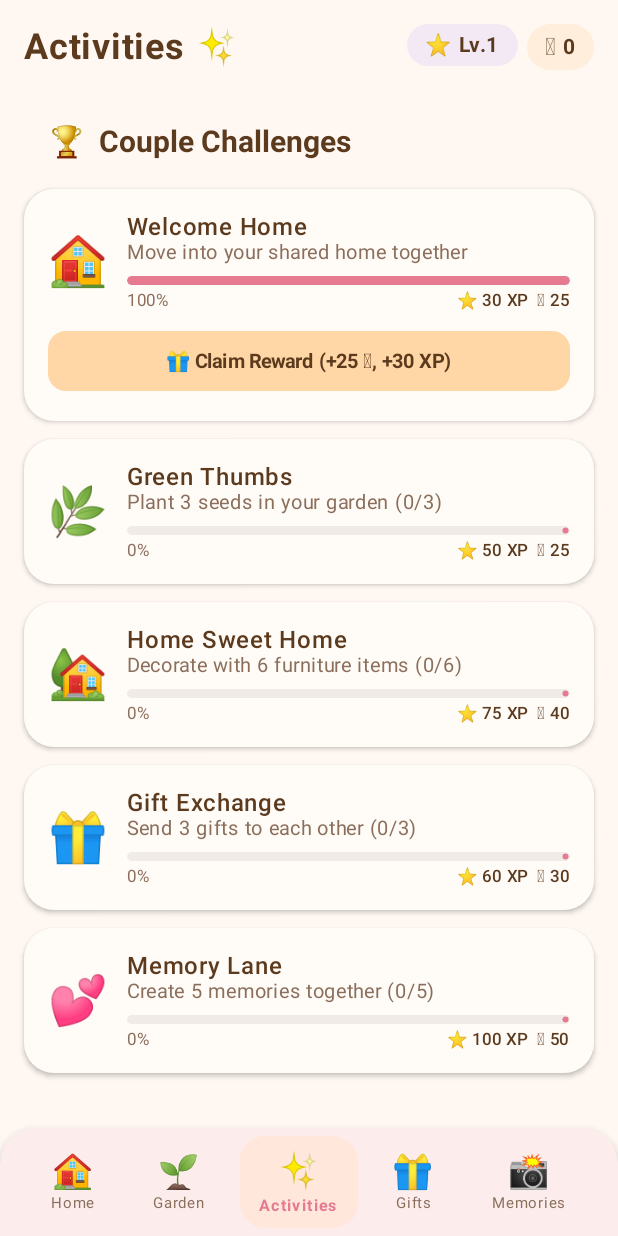
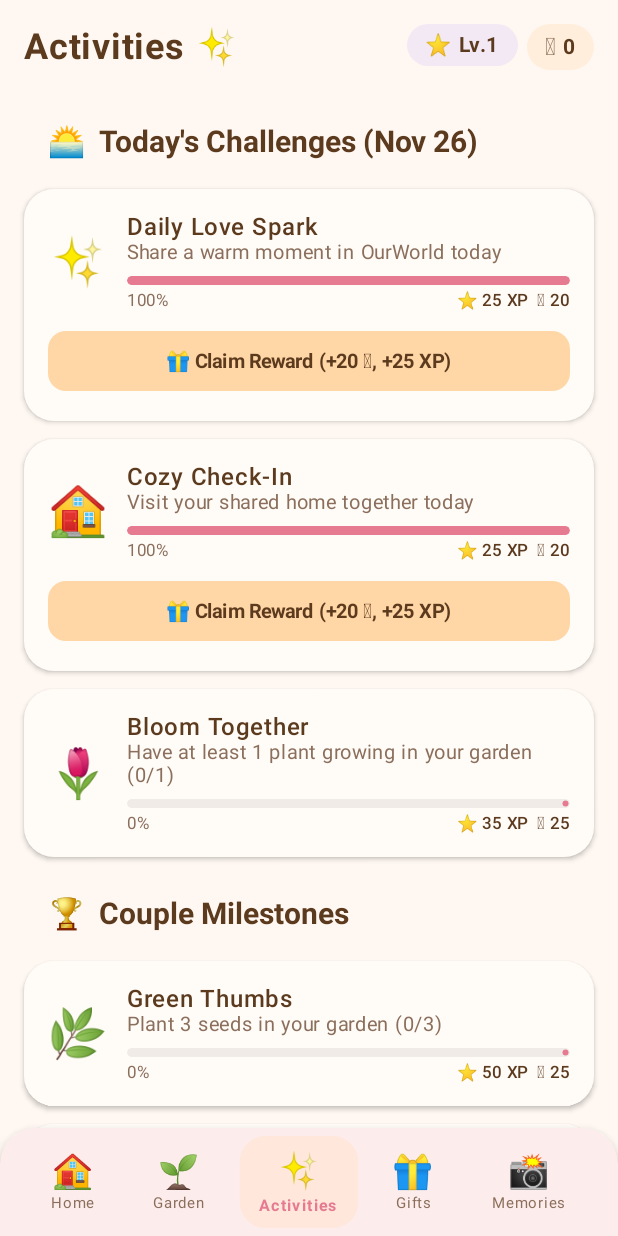
Before and after one commit to krmayur/ProjectAnti, an Android app built with Jetpack Compose: the ActivitiesScreen screen opened through its navigation route, on a phone screen of 412 x 824 dp. Run offline under Robolectric (Android 15) with nearby library versions, the phone set to English and light mode, and no system bars; our stand-ins replace Dagger/Hilt's generated code, Firebase (no records; nobody signed in at launch, a user with empty details on screens opened directly).

Commit message:
Add daily rotating couple challenges that refresh every day

```diff
--- a/app/src/main/java/com/ourworld/app/ui/navigation/NavGraph.kt
+++ b/app/src/main/java/com/ourworld/app/ui/navigation/NavGraph.kt
@@ -159,9 +159,9 @@ fun OurWorldNavGraph(
             val coupleId = authState.currentUser?.coupleId ?: ""
             val userId = authState.currentUser?.uid ?: ""
 
-            LaunchedEffect(coupleId) {
+            LaunchedEffect(coupleId, userId) {
                 if (coupleId.isNotEmpty()) {
-                    activitiesViewModel.loadChallenges(coupleId)
+                    activitiesViewModel.loadChallenges(coupleId, userId)
                 }
             }
 
--- a/app/src/main/java/com/ourworld/app/ui/screens/activities/ActivitiesScreen.kt
+++ b/app/src/main/java/com/ourworld/app/ui/screens/activities/ActivitiesScreen.kt
@@ -87,10 +87,26 @@ fun ActivitiesScreen(
         }
 
         item {
-            SectionHeader(title = "Couple Challenges", emoji = "🏆")
+            SectionHeader(
+                title = "Today's Challenges (${uiState.todayLabel})",
+                emoji = "🌅"
+            )
         }
 
-        items(uiState.challenges) { challenge ->
+        items(uiState.dailyChallenges) { challenge ->
+            ChallengeCard(
+                challenge = challenge,
+                isLoading = uiState.isLoading,
+                onClaim = { onClaimReward(challenge) }
+            )
+        }
+
+        item {
+            Spacer(modifier = Modifier.height(6.dp))
+            SectionHeader(title = "Couple Milestones", emoji = "🏆")
+        }
+
+        items(uiState.milestoneChallenges) { challenge ->
             ChallengeCard(
                 challenge = challenge,
                 isLoading = uiState.isLoading,
--- a/app/src/main/java/com/ourworld/app/ui/viewmodel/ActivitiesViewModel.kt
+++ b/app/src/main/java/com/ourworld/app/ui/viewmodel/ActivitiesViewModel.kt
@@ -11,10 +11,15 @@ import kotlinx.coroutines.flow.StateFlow
 import kotlinx.coroutines.flow.asStateFlow
 import kotlinx.coroutines.launch
 import kotlinx.coroutines.tasks.await
+import java.text.SimpleDateFormat
+import java.util.Date
+import java.util.Locale
 import javax.inject.Inject
 
 data class ActivitiesUiState(
-    val challenges: List<CoupleChallenge> = emptyList(),
+    val todayLabel: String = "",
+    val dailyChallenges: List<CoupleChallenge> = emptyList(),
+    val milestoneChallenges: List<CoupleChallenge> = emptyList(),
     val rewardMessage: String? = null,
     val isLoading: Boolean = false
 )
@@ -30,15 +35,24 @@ class ActivitiesViewModel @Inject constructor(
     private var plantCount = 0
     private var furnitureCount = 0
     private var giftCount = 0
+    private var noteCount = 0
     private var memoryCount = 0
     private var claimedIds = emptySet<String>()
+    private var currentUserId = ""
+
+    private val todayKey: String
+        get() = SimpleDateFormat("yyyy-MM-dd", Locale.US).format(Date())
+
+    private val todayDisplay: String
+        get() = SimpleDateFormat("MMM d", Locale.US).format(Date())
 
     init {
         rebuildChallenges()
     }
 
-    fun loadChallenges(coupleId: String) {
+    fun loadChallenges(coupleId: String, userId: String) {
         if (coupleId.isEmpty()) return
+        currentUserId = userId
         val coupleRef = firestore.collection("couples").document(coupleId)
 
         coupleRef.collection("plants").addSnapshotListener { snap, _ ->
@@ -53,6 +67,10 @@ class ActivitiesViewModel @Inject constructor(
             giftCount = snap?.size() ?: 0
             rebuildChallenges()
         }
+        coupleRef.collection("notes").addSnapshotListener { snap, _ ->
+            noteCount = snap?.size() ?: 0
+            rebuildChallenges()
+        }
         coupleRef.collection("memories").addSnapshotListener { snap, _ ->
             memoryCount = snap?.size() ?: 0
             rebuildChallenges()
@@ -64,18 +82,75 @@ class ActivitiesViewModel @Inject constructor(
     }
 
     private fun rebuildChallenges() {
-        val list = listOf(
+        val dateKey = todayKey
+        val dayIndex = (System.currentTimeMillis() / (1000L * 60L * 60L * 24L)).toInt()
+
+        // Pool of rotating daily couple challenges — 3 fresh ones picked each day
+        val dailyPool = listOf(
             CoupleChallenge(
-                id = "c0",
-                title = "Welcome Home",
-                description = "Move into your shared home together",
-                difficulty = 1,
+                id = "daily_${dateKey}_checkin_$currentUserId",
+                title = "Cozy Check-In",
+                description = "Visit your shared home together today",
+                xpReward = 25,
+                coinReward = 20,
+                progress = 1f,
+                emoji = "🏠"
+            ),
+            CoupleChallenge(
+                id = "daily_${dateKey}_garden_$currentUserId",
+                title = "Bloom Together",
+                description = "Have at least 1 plant growing in your garden ($plantCount/1)",
+                xpReward = 35,
+                coinReward = 25,
+                progress = (plantCount / 1f).coerceIn(0f, 1f),
+                emoji = "🌷"
+            ),
+            CoupleChallenge(
+                id = "daily_${dateKey}_sweet_$currentUserId",
+                title = "Sweet Thought",
+                description = "Send a gift or love note (${giftCount + noteCount}/1)",
+                xpReward = 40,
+                coinReward = 30,
+                progress = ((giftCount + noteCount) / 1f).coerceIn(0f, 1f),
+                emoji = "💌"
+            ),
+            CoupleChallenge(
+                id = "daily_${dateKey}_decor_$currentUserId",
+                title = "Interior Touch",
+                description = "Style your home with 5+ items ($furnitureCount/5)",
                 xpReward = 30,
                 coinReward = 25,
+                progress = (furnitureCount / 5f).coerceIn(0f, 1f),
+                emoji = "🛋️"
+            ),
+            CoupleChallenge(
+                id = "daily_${dateKey}_memory_$currentUserId",
+                title = "Capture the Moment",
+                description = "Save a shared memory ($memoryCount/1)",
+                xpReward = 45,
+                coinReward = 35,
+                progress = (memoryCount / 1f).coerceIn(0f, 1f),
+                emoji = "📸"
+            ),
+            CoupleChallenge(
+                id = "daily_${dateKey}_love_$currentUserId",
+                title = "Daily Love Spark",
+                description = "Share a warm moment in OurWorld today",
+                xpReward = 25,
+                coinReward = 20,
                 progress = 1f,
-                isCompleted = "c0" in claimedIds,
-                emoji = "🏠"
-            ),
+                emoji = "✨"
+            )
+        )
+
+        // Deterministically pick 3 challenges for today so they rotate every 24h
+        val start = dayIndex % dailyPool.size
+        val todaysPicks = (0 until 3).map { offset ->
+            val item = dailyPool[(start + offset) % dailyPool.size]
+            item.copy(isCompleted = item.id in claimedIds)
+        }
+
+        val milestones = listOf(
             CoupleChallenge(
                 id = "c1",
                 title = "Green Thumbs",
@@ -121,7 +196,12 @@ class ActivitiesViewModel @Inject constructor(
                 emoji = "💕"
             )
         )
-        _uiState.value = _uiState.value.copy(challenges = list)
+
+        _uiState.value = _uiState.value.copy(
+            todayLabel = todayDisplay,
+            dailyChallenges = todaysPicks,
+            milestoneChallenges = milestones
+        )
     }
 
     fun claimReward(coupleId: String, userId: String, challenge: CoupleChallenge) {
```
